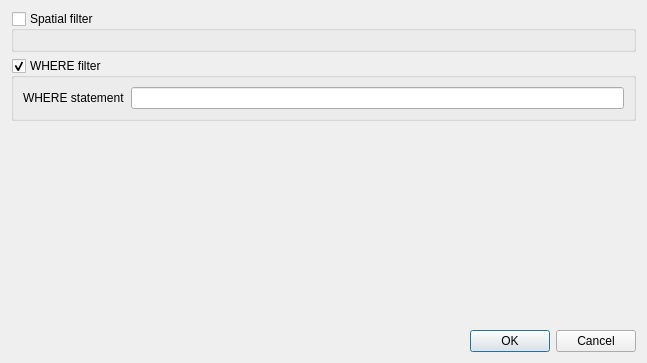
Above: carto/gui/downloadfilteredlayerdialog.ui from anamanvil/carto-qgis-plugin before the change. Below: the same form after it.
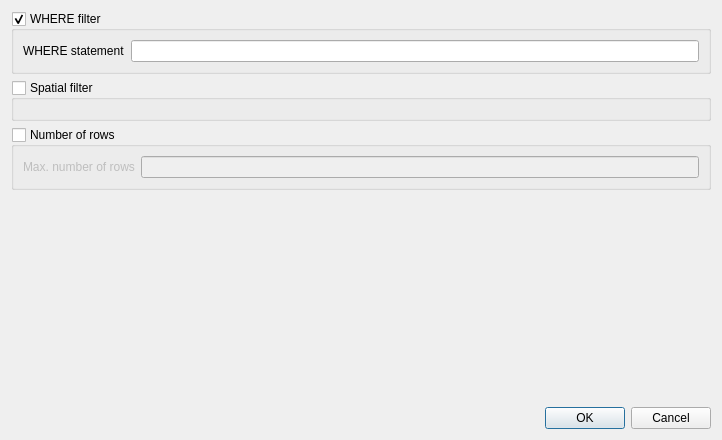
That is the form after the change.

The edit to the form file:
```diff
--- a/carto/gui/downloadfilteredlayerdialog.ui
+++ b/carto/gui/downloadfilteredlayerdialog.ui
@@ -6,28 +6,14 @@
    <rect>
     <x>0</x>
     <y>0</y>
-    <width>647</width>
-    <height>363</height>
+    <width>722</width>
+    <height>440</height>
    </rect>
   </property>
   <property name="windowTitle">
    <string>Add layer</string>
   </property>
   <layout class="QVBoxLayout" name="verticalLayout_2">
-   <item>
-    <widget class="QGroupBox" name="grpSpatialFilter">
-     <property name="title">
-      <string>Spatial filter</string>
-     </property>
-     <property name="checkable">
-      <bool>true</bool>
-     </property>
-     <property name="checked">
-      <bool>false</bool>
-     </property>
-     <layout class="QGridLayout" name="gridLayout_2"/>
-    </widget>
-   </item>
    <item>
     <widget class="QGroupBox" name="grpWhereFilter">
      <property name="title">
@@ -50,6 +36,45 @@
      </layout>
     </widget>
    </item>
+   <item>
+    <widget class="QGroupBox" name="grpSpatialFilter">
+     <property name="title">
+      <string>Spatial filter</string>
+     </property>
+     <property name="checkable">
+      <bool>true</bool>
+     </property>
+     <property name="checked">
+      <bool>false</bool>
+     </property>
+     <layout class="QGridLayout" name="gridLayout_2"/>
+    </widget>
+   </item>
+   <item>
+    <widget class="QGroupBox" name="grpLimit">
+     <property name="title">
+      <string>Number of rows</string>
+     </property>
+     <property name="checkable">
+      <bool>true</bool>
+     </property>
+     <property name="checked">
+      <bool>false</bool>
+     </property>
+     <layout class="QGridLayout" name="gridLayout_3">
+      <item row="0" column="0">
+       <widget class="QLabel" name="label_2">
+        <property name="text">
+         <string>Max. number of rows</string>
+        </property>
+       </widget>
+      </item>
+      <item row="0" column="1">
+       <widget class="QLineEdit" name="lineEdit"/>
+      </item>
+     </layout>
+    </widget>
+   </item>
    <item>
     <spacer name="verticalSpacer">
      <property name="orientation">
```
